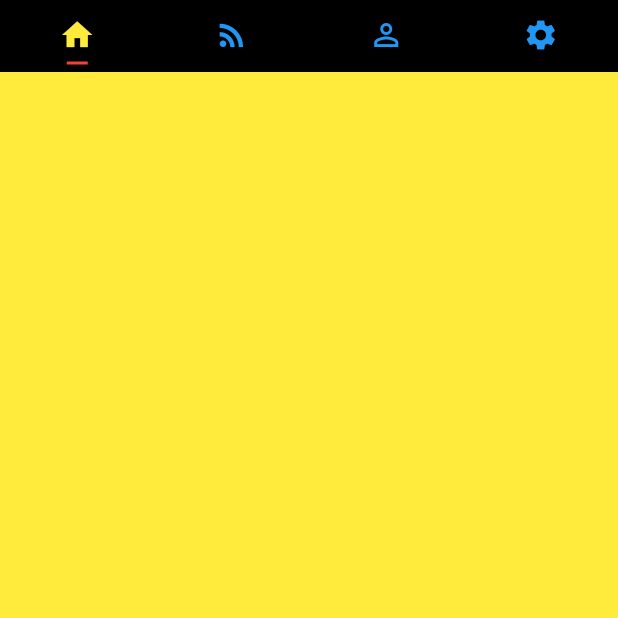
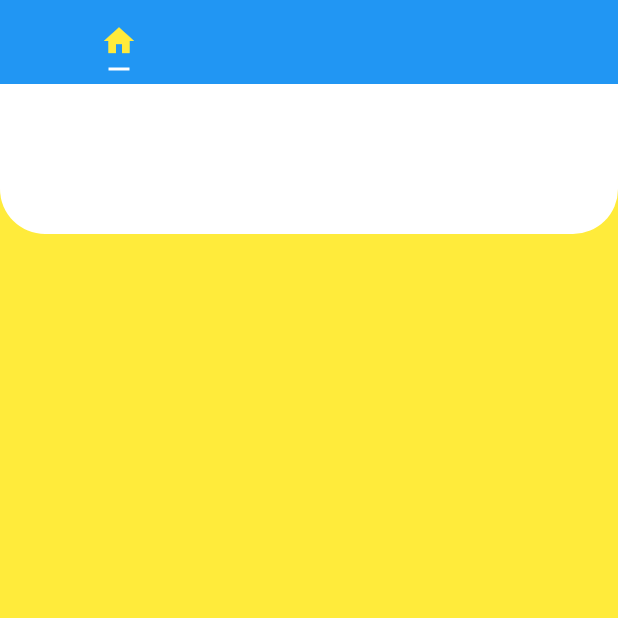
Before and after one commit to dani9875/todoapp, a Flutter app: the screen it shows after launch, on a phone screen of 412 x 824 dp, the top half of it. Run offline on Flutter 3.47's test engine with Material 2 defaults, Android fonts, the phone set to English and light mode, and no system bars.

Commit message:
Rounded container

```diff
--- a/todoapp/lib/main.dart
+++ b/todoapp/lib/main.dart
@@ -48,13 +48,14 @@ class MyHomePage extends StatefulWidget {
 class _MyHomePageState extends State<MyHomePage> {
   @override
   Widget build(BuildContext context) {
-    return SafeArea(
-      child: MaterialApp(
+    return MaterialApp(
       color: Colors.yellow,
-        home: DefaultTabController(
-          length: 4,
+      home: SafeArea(
+        child: DefaultTabController(
+          length: 3,
           child: new Scaffold(
-            body: TabBarView(
+            body: Stack(children: <Widget>[
+              TabBarView(
                 children: [
                   new Container(
                     color: Colors.yellow,
@@ -65,12 +66,21 @@ class _MyHomePageState extends State<MyHomePage> {
                   new Container(
                     color: Colors.lightGreen,
                   ),
-                new Container(
-                  color: Colors.red,
-                ),
                 ],
               ),
-            appBar: new TabBar(
+              Container(
+                height: 100,
+                decoration: BoxDecoration(
+                  borderRadius: BorderRadius.only(
+                      bottomLeft: Radius.circular(30),
+                      bottomRight: Radius.circular(30)),
+                  color: Colors.white,
+                ),
+              )
+            ]),
+            appBar: AppBar(
+              elevation: 0,
+              title: new TabBar(
                 tabs: [
                   Tab(
                     icon: new Icon(Icons.home),
@@ -81,15 +91,12 @@ class _MyHomePageState extends State<MyHomePage> {
                   Tab(
                     icon: new Icon(Icons.perm_identity),
                   ),
-                Tab(
-                  icon: new Icon(Icons.settings),
-                )
                 ],
                 labelColor: Colors.yellow,
                 unselectedLabelColor: Colors.blue,
                 indicatorSize: TabBarIndicatorSize.label,
                 indicatorPadding: EdgeInsets.all(5.0),
-              indicatorColor: Colors.red,
+              ),
             ),
             backgroundColor: Colors.black,
           ),
```
Lines whose indentation alone changed are shown as unchanged.
